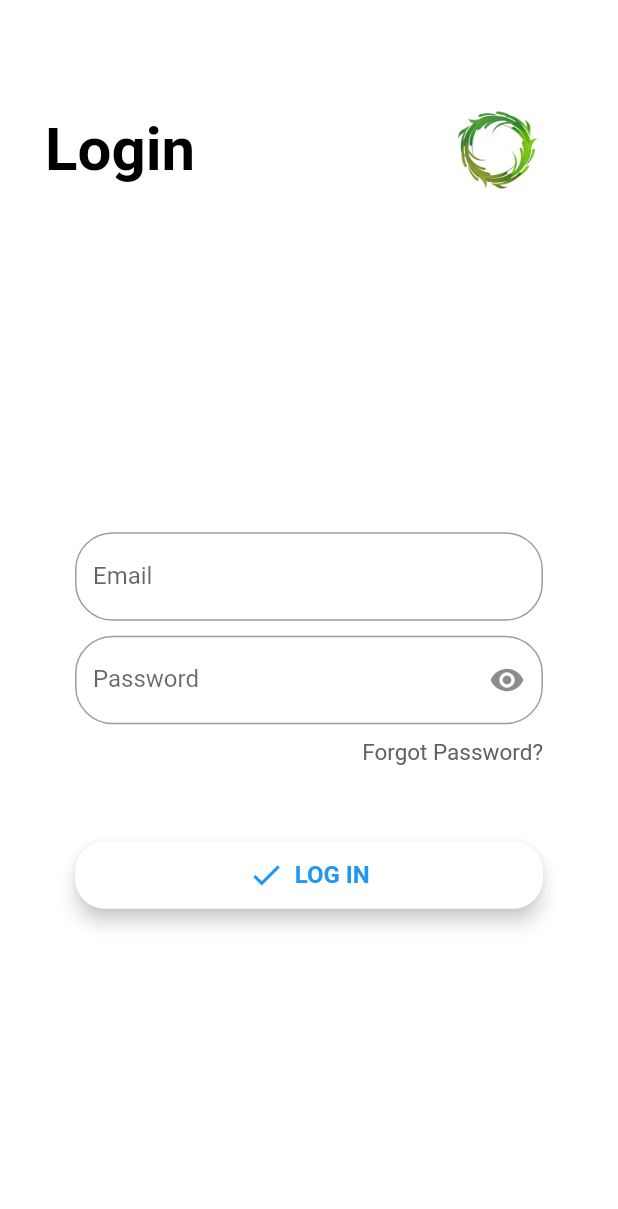
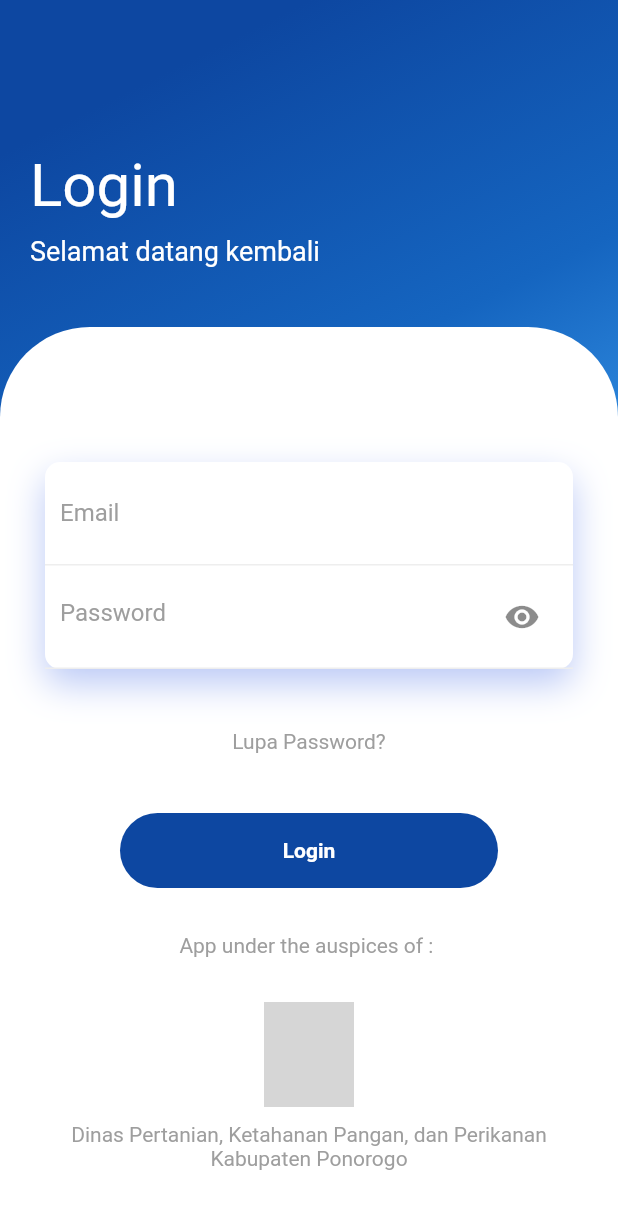
Before and after one commit to kholiqulrasydin/dakota, a Flutter app: the screen it shows after launch, on a phone screen of 412 x 824 dp. Shown: the top 1209 px of the screen. Run offline on Flutter 3.47's test engine with Material 2 defaults, Android fonts, the phone set to English and light mode, and no system bars; our stand-ins replace google_fonts, google_maps_flutter, shared_preferences, simple_animations; missing offline and left inert: geocoder; Roboto replaces fonts that are missing (Alatsi, Poppins); grey boxes are pictures that could not be loaded.

Commit message:
Login Page UI update

```diff
--- /dev/null
+++ b/lib/animations/FadeAnimation.dart
@@ -0,0 +1,33 @@
+import 'package:flutter/material.dart';
+import 'package:simple_animations/simple_animations.dart';
+
+class FadeAnimation extends StatelessWidget {
+  final double delay;
+  final Widget child;
+
+  FadeAnimation(this.delay, this.child);
+
+  @override
+  Widget build(BuildContext context) {
+    final tween = MultiTrackTween([
+      Track("opacity").add(Duration(milliseconds: 500), Tween(begin: 0.0, end: 1.0)),
+      Track("translateY").add(
+          Duration(milliseconds: 500), Tween(begin: -30.0, end: 0.0),
+          curve: Curves.easeOut)
+    ]);
+
+    return ControlledAnimation(
+      delay: Duration(milliseconds: (500 * delay).round()),
+      duration: tween.duration,
+      tween: tween,
+      child: child,
+      builderWithChild: (context, child, animation) => Opacity(
+        opacity: animation["opacity"],
+        child: Transform.translate(
+            offset: Offset(0, animation["translateY"]),
+            child: child
+        ),
+      ),
+    );
+  }
+}
--- a/lib/dakota_viewAll.dart
+++ b/lib/dakota_viewAll.dart
@@ -102,13 +102,13 @@ class _DarkotaViewAllState extends State<DarkotaViewAll> {
                                 mainAxisAlignment: MainAxisAlignment.center,
                                 children: <Widget>[
                                   Text(
-                                    'mohon maaf saat ini server sedang sibuk',
+                                    'Sedang Mengambil Data Ke server',
                                     textAlign: TextAlign.center,
                                     style: TextStyle(
                                         fontSize: 35, color: Colors.blueGrey),
                                   ),
                                   Text(
-                                    'silakan tarik ke bawah tulisan ini\n untuk memperbarui data',
+                                    'terlalu lama?\nsilakan tarik ke bawah tulisan ini\n untuk memperbarui data',
                                     textAlign: TextAlign.center,
                                     style: TextStyle(
                                         fontSize: 15, color: Colors.blueGrey),
--- a/lib/home.dart
+++ b/lib/home.dart
@@ -70,8 +70,6 @@ class _HomePageState extends State<HomePage> {
   Widget build(BuildContext context) {
     double width = MediaQuery.of(context).size.width;
     DakotaProvider dakotaProvider = Provider.of<DakotaProvider>(context);
-//    BantuanUsaha bantuanUsaha = Provider.of<BantuanUsaha>(context);
-//    setData(dakotaProvider, bantuanUsaha);
 
     return Consumer<BantuanUsaha>(
       builder: (_, bantuanUsaha, __){
--- a/lib/login_page.dart
+++ b/lib/login_page.dart
@@ -3,11 +3,10 @@ import 'package:dakota/Services/providers/auth.dart';
 import 'package:dakota/Services/providers/bantuan_usaha.dart';
 import 'package:dakota/Services/providers/dakota.dart';
 import 'package:dakota/Services/providers/user.dart';
-import 'package:dakota/animations/fade_in.dart';
+import 'package:dakota/animations/FadeAnimation.dart';
 import 'package:dakota/forgot_password.dart';
 import 'package:flutter/material.dart';
 import 'package:provider/provider.dart';
-import 'package:http/http.dart' as http;
 
 
 class LoginPage extends StatefulWidget {
@@ -33,301 +32,139 @@ class _LoginPageState extends State<LoginPage> {
   TextEditingController _emailController = TextEditingController();
   TextEditingController _passwordController = TextEditingController();
 
-  void auth(String email, String pass) async {
-    String myurl =
-        "apidinper.reboeng.com/api/login";
-    http.post(myurl, headers: {
-      'Accept': 'application/json',
-    }, body: {
-      "email": email,
-      "password": pass
-    }).then((response) {
-      print(response.statusCode);
-      print(response.body);
-
-      });
-  }
-
   @override
   Widget build(BuildContext context) {
+
     AuthProvider authProvider = Provider.of<AuthProvider>(context);
     DakotaProvider dakotaProvider = Provider.of<DakotaProvider>(context);
     BantuanUsaha bantuanUsaha = Provider.of<BantuanUsaha>(context);
     UserProvider userProvider = Provider.of<UserProvider>(context);
     return Scaffold(
       key: _loginPageKey,
-      body: ListView(
+      body: Container(
+        width: double.infinity,
+        decoration: BoxDecoration(
+            gradient: LinearGradient(
+                begin: Alignment.topCenter,
+                colors: [
+                  Colors.blue[900],
+                  Colors.blue[800],
+                  Colors.blue[400]
+                ]
+            )
+        ),
+        child: Column(
+          crossAxisAlignment: CrossAxisAlignment.start,
+          children: <Widget>[
+            SizedBox(height: 80,),
+            Padding(
+              padding: EdgeInsets.all(20),
+              child: Column(
+                crossAxisAlignment: CrossAxisAlignment.start,
+                children: <Widget>[
+                  FadeAnimation(1, Text("Login", style: TextStyle(color: Colors.white, fontSize: 40),)),
+                  SizedBox(height: 10,),
+                  FadeAnimation(1.3, Text("Selamat datang kembali", style: TextStyle(color: Colors.white, fontSize: 18),)),
+                ],
+              ),
+            ),
+            SizedBox(height: 20),
+            Expanded(
+              child: Container(
+                decoration: BoxDecoration(
+                    color: Colors.white,
+                    borderRadius: BorderRadius.only(topLeft: Radius.circular(60), topRight: Radius.circular(60))
+                ),
+                child: SingleChildScrollView(
+                  child: Padding(
+                    padding: EdgeInsets.all(30),
+                    child: Column(
+                      children: <Widget>[
+                        SizedBox(height: 60,),
+                        FadeAnimation(1.4, Container(
+                          decoration: BoxDecoration(
+                              color: Colors.white,
+                              borderRadius: BorderRadius.circular(10),
+                              boxShadow: [BoxShadow(
+                                  color: Color.fromRGBO(27, 75, 225, .3),
+                                  blurRadius: 20,
+                                  offset: Offset(0, 10)
+                              )]
+                          ),
+                          child: Column(
                             children: <Widget>[
                               Container(
-            padding: EdgeInsets.only(top: 50.0, right: 30.0, left: 30.0),
-            child: FadeIn(1.0, Row(
-              mainAxisAlignment: MainAxisAlignment.spaceBetween,
-              children: <Widget>[
-                Text(
-                  "Login",
-                  style: TextStyle(
-                    color: Colors.black,
-                    fontSize: 40.0,
-                    fontWeight: FontWeight.bold,
-                    fontFamily: 'Alatsi',
+                                padding: EdgeInsets.all(10),
+                                decoration: BoxDecoration(
+                                    border: Border(bottom: BorderSide(color: Colors.grey[200]))
+                                ),
+                                child: TextField(
+                                  controller: _emailController,
+                                  decoration: InputDecoration(
+                                      hintText: "Email",
+                                      hintStyle: TextStyle(color: Colors.grey),
+                                      border: InputBorder.none
+                                  ),
                                 ),
                               ),
                               Container(
-                  width: 100,
-                  height: 100,
-                  child: Image.asset('assets/logo.png'),
+                                padding: EdgeInsets.all(10),
+                                decoration: BoxDecoration(
+                                    border: Border(bottom: BorderSide(color: Colors.grey[200]))
                                 ),
-              ],
-            ),
-            ),
-          ),
-          SizedBox(height: 40.0),
-          Container(
-            alignment: Alignment.center,
-            margin: EdgeInsets.only(right: 50.0, left: 50.0),
-            child: Column(
-              mainAxisAlignment: MainAxisAlignment.center,
-              children: <Widget>[
-                SizedBox(
-                  height: MediaQuery.of(context).size.height * 0.2,
-                ),
-                Container(
-                  child: Column(
-                    mainAxisAlignment: MainAxisAlignment.center,
-                    children: <Widget>[
-                      FadeIn(1.4,
-                          TextFormField(
-                            controller: _emailController,
-                            decoration: new InputDecoration(
-                              labelText: "Email",
-                              fillColor: Colors.white,
-                              border: new OutlineInputBorder(
-                                borderRadius: new BorderRadius.circular(25.0),
-                                borderSide: new BorderSide(
-                                ),
-                              ),
-                              //fillColor: Colors.green
-                            ),
-                            validator: (val) {
-                              if(val.length==0) {
-                                return "Email cannot be empty";
-                              }else{
-                                return null;
-                              }
-                            },
-                            keyboardType: TextInputType.emailAddress,
-                            style: new TextStyle(
-                              fontFamily: "Poppins",
-                            ),
-                          ),
-                      ),
-                      SizedBox(
-                        height: 10.0,
-                      ),
-                      FadeIn(1.4,
-                        TextFormField(
+                                child: TextField(
                                   controller: _passwordController,
-                          decoration: new InputDecoration(
-                            labelText: "Password",
-                            fillColor: Colors.white,
+                                  decoration: InputDecoration(
+                                    hintText: "Password",
+                                    hintStyle: TextStyle(color: Colors.grey),
+                                    border: InputBorder.none,
                                     suffixIcon: IconButton(
                                       icon: Icon(Icons.remove_red_eye),
                                       onPressed: _viewPassword,
                                     ),
-                            border: new OutlineInputBorder(
-                              borderRadius: new BorderRadius.circular(25.0),
-                              borderSide: new BorderSide(
-                              ),
-                            ),
-                            //fillColor: Colors.green
-                          ),
-                          validator: (val) {
-                            if(val.length==0) {
-                              return "Password Tidak Boleh Kosong";
-                            }else{
-                              return null;
-                            }
-                          },
-                          keyboardType: TextInputType.emailAddress,
-                          style: new TextStyle(
-                            fontFamily: "Poppins",
                                   ),
                                   obscureText: _obscureText,
                                 ),
                               ),
-                      SizedBox(
-                        height: 10.0,
+                            ],
                           ),
-                      FadeIn(1.8, Container(
-                        alignment: Alignment.bottomRight,
-                        child: InkWell(
-                          child: Text(
-                            'Forgot Password?',
-                            style: TextStyle(
-                              color: Colors.grey[700],
-                              fontFamily: 'Alatsi',
-                              fontSize: 15.0,
+                        )),
+                        SizedBox(height: 40,),
+                        FadeAnimation(1.5, InkWell(
+                            onTap: (){
+                              Navigator.of(context).push(MaterialPageRoute(builder: (context) => ForgotPassword()));
+                            }, child: Text("Lupa Password?", style: TextStyle(color: Colors.grey),))),
+                        SizedBox(height: 40,),
+                        FadeAnimation(1.6, InkWell(onTap: () async {
+                          print('Login Start');
+                          await AuthServices.signIn(context, _loginPageKey, authProvider,_emailController.text, _passwordController.text, bantuanUsaha, dakotaProvider, userProvider);
+                        },
+                          child: Container(
+                            height: 50,
+                            margin: EdgeInsets.symmetric(horizontal: 50),
+                            decoration: BoxDecoration(
+                                borderRadius: BorderRadius.circular(50),
+                                color: Colors.blue[900]
+                            ),
+                            child: Center(
+                              child: Text("Login", style: TextStyle(color: Colors.white, fontWeight: FontWeight.bold)),
                             ),
                           ),
-                          onTap: () {
-                            Navigator.push(
-                              context,
-                              MaterialPageRoute(builder: (context) => ForgotPassword()),
-                            );
-                          },
-                        ),
-                      ),
-                      ),
-                    ],
-                  ),
-                ),
-                SizedBox(height: 50.0),
-                FadeIn(2.0, InkWell(
-                  child: Container(
-                    height: 45.0,
-                    child: Material(
-                      borderRadius: BorderRadius.circular(20.0),
-                      shadowColor: Colors.grey[300],
-                      color: Colors.white,
-                      borderOnForeground: false,
-                      elevation: 5.0,
-                      child: GestureDetector(
-                        child: Center(
-                          child: Row(
-                            mainAxisAlignment: MainAxisAlignment.center,
-                            children: <Widget>[
-                              Icon(
-                                Icons.check,
-                                color: Theme.of(context).primaryColor,
-                              ),
-                              SizedBox(
-                                width: 7.0,
-                              ),
-                              Text(
-                                "LOG IN",
-                                style: TextStyle(
-                                  fontFamily: 'Alatsi',
-                                  color: Theme.of(context).primaryColor,
-                                  fontSize: 16.0,
-                                  fontWeight: FontWeight.bold,
-                                ),
-                              ),
+                        )),
+                        SizedBox(height: 30,),
+                        FadeAnimation(1.5, Text("App under the auspices of : ", style: TextStyle(color: Colors.grey),)),
+                        SizedBox(height: 30,),
+                        FadeAnimation(1.5, Container(width: 60, height: 70,child: Image.asset('assets/Lambang_Kabupaten_Ponorogo.png')),),
+                        SizedBox(height: 10,),
+                        FadeAnimation(1.5, Text("Dinas Pertanian, Ketahanan Pangan, dan Perikanan\nKabupaten Ponorogo", style: TextStyle(color: Colors.grey), textAlign: TextAlign.center,)),
                       ],
                     ),
                   ),
                 ),
               ),
-                  ),
-                  onTap: () async {
-                    print('Login Start');
-                    await AuthServices.signIn(context, _loginPageKey, authProvider,_emailController.text, _passwordController.text, bantuanUsaha, dakotaProvider, userProvider);
-                  },
-                ),
-                ),
-                SizedBox(
-                  height: 25.0,
-                ),
-//                FadeIn(2.2, Row(
-//                  mainAxisAlignment: MainAxisAlignment.center,
-//                  children: <Widget>[
-//                    Text(
-//                      'Don\'t Have an Account?',
-//                      style: TextStyle(
-//                        color: Colors.grey[600],
-//                        fontSize: 15.0,
-//                        fontFamily: 'Alatsi',
-//                      ),
-//                    ),
-//                    SizedBox(
-//                      width: 5.0,
-//                    ),
-//                    InkWell(
-//                      child: Text(
-//                        'Register',
-//                        style: TextStyle(
-//                          color: Colors.grey[700],
-//                          fontSize: 18.0,
-//                          fontFamily: 'Alatsi',
-//                          fontWeight: FontWeight.bold,
-//                        ),
-//                      ),
-//                      onTap: () {
-//                        Navigator.push(
-//                          context,
-//                          MaterialPageRoute(builder: (context) => Signup()),
-//                        );
-//                      },
-//                    ),
-//                  ],
-//                ),
-//                ),
-//                SizedBox(
-//                  height: 15.0,
-//                ),
-//                FadeIn(2.4, Text(
-//                  "Continue with",
-//                  style: TextStyle(
-//                    color: Colors.grey,
-//                    fontSize: 18.0,
-//                    fontFamily: 'Alatsi',
-//                    fontWeight: FontWeight.bold,
-//                  ),
-//                ),
-//                ),
-//                SizedBox(
-//                  height: 15.0,
-//                ),
-//                Row(
-//                  mainAxisAlignment: MainAxisAlignment.center,
-//                  children: <Widget>[
-//                    FadeIn(2.6, InkWell(
-//                      child: Container(
-//                        width: 60.0,
-//                        height: 60.0,
-//                        decoration: new BoxDecoration(
-//                          color: Theme.of(context).primaryColor,
-//                          image: new DecorationImage(
-//                            image: new AssetImage('assets/google_plus.png'),
-//                            fit: BoxFit.cover,
-//                          ),
-//                          borderRadius:
-//                          new BorderRadius.all(new Radius.circular(30.0)),
-//                          border: new Border.all(width: 0.0),
-//                        ),
-//                      ),
-//                      onTap: () {},
-//                    ),
-//                    ),
-//                    SizedBox(
-//                      width: 18.0,
-//                    ),
-//                    FadeIn(2.8, InkWell(
-//                      child: Container(
-//                        width: 60.0,
-//                        height: 60.0,
-//                        decoration: new BoxDecoration(
-//                          color: const Color(0xff7c94b6),
-//                          image: new DecorationImage(
-//                            image: new AssetImage('assets/fb.png'),
-//                            fit: BoxFit.cover,
-//                          ),
-//                          borderRadius:
-//                          new BorderRadius.all(new Radius.circular(30.0)),
-//                          border: new Border.all(width: 0.0),
-//                        ),
-//                      ),
-//                      onTap: () {},
-//                    ),
-//                    ),
-//                  ],
-//                ),
-                SizedBox(
-                  height: 15.0,
-                ),
+            )
           ],
         ),
-          ),
-        ],
       ),
     );
   }
```
Lines whose indentation alone changed are shown as unchanged.
